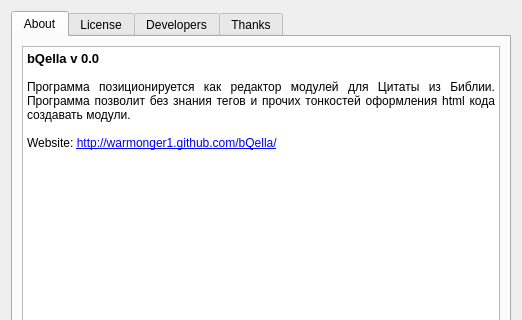
First picture: the form in src/dialogs/about/about.ui, repository axsapronov/bQella, before the edit; both pictures show x 0 to 522 and y 0 to 320 of the 522 by 509 pixel window.
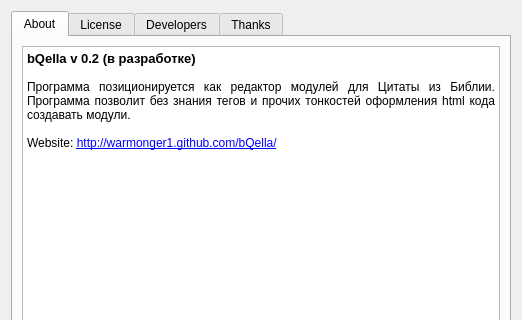
Second picture: the form after the edit. Icons and pictures are not drawn.

Patch:
```diff
--- a/src/dialogs/about/about.ui
+++ b/src/dialogs/about/about.ui
@@ -34,7 +34,7 @@
 &lt;table border=&quot;0&quot; style=&quot;-qt-table-type: root; margin-top:4px; margin-bottom:4px; margin-left:4px; margin-right:4px;&quot;&gt;
 &lt;tr&gt;
 &lt;td style=&quot;border: none;&quot;&gt;
-&lt;p style=&quot; margin-top:0px; margin-bottom:0px; margin-left:0px; margin-right:0px; -qt-block-indent:0; text-indent:0px;&quot;&gt;&lt;span style=&quot; font-family:'DejaVu Sans'; font-size:10pt; font-weight:600;&quot;&gt;bQella v 0.0 &lt;/span&gt;&lt;img src=&quot;:/banners/banners/globe-small.png&quot; /&gt;&lt;/p&gt;
+&lt;p style=&quot; margin-top:0px; margin-bottom:0px; margin-left:0px; margin-right:0px; -qt-block-indent:0; text-indent:0px;&quot;&gt;&lt;span style=&quot; font-family:'DejaVu Sans'; font-size:10pt; font-weight:600;&quot;&gt;bQella v 0.2 (в разработке) &lt;/span&gt;&lt;img src=&quot;:/banners/banners/globe-small.png&quot; /&gt;&lt;/p&gt;
 &lt;p style=&quot;-qt-paragraph-type:empty; margin-top:0px; margin-bottom:0px; margin-left:0px; margin-right:0px; -qt-block-indent:0; text-indent:0px;&quot;&gt;&lt;/p&gt;
 &lt;p align=&quot;justify&quot; style=&quot; margin-top:0px; margin-bottom:0px; margin-left:0px; margin-right:0px; -qt-block-indent:0; text-indent:0px;&quot;&gt;Программа позиционируется как редактор модулей для Цитаты из Библии. Программа позволит без знания тегов и прочих тонкостей оформления html кода создавать модули. &lt;/p&gt;
 &lt;p style=&quot;-qt-paragraph-type:empty; margin-top:0px; margin-bottom:0px; margin-left:0px; margin-right:0px; -qt-block-indent:0; text-indent:0px;&quot;&gt;&lt;/p&gt;
```
Left out of the diff: 1 changed line with no effect on the pictures.
